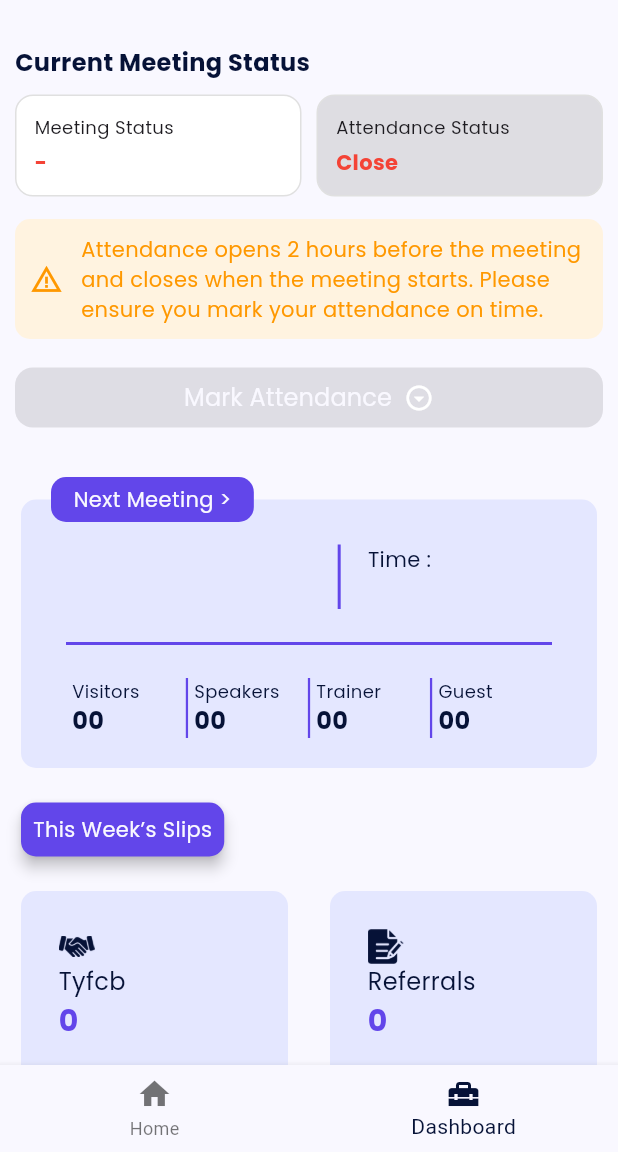
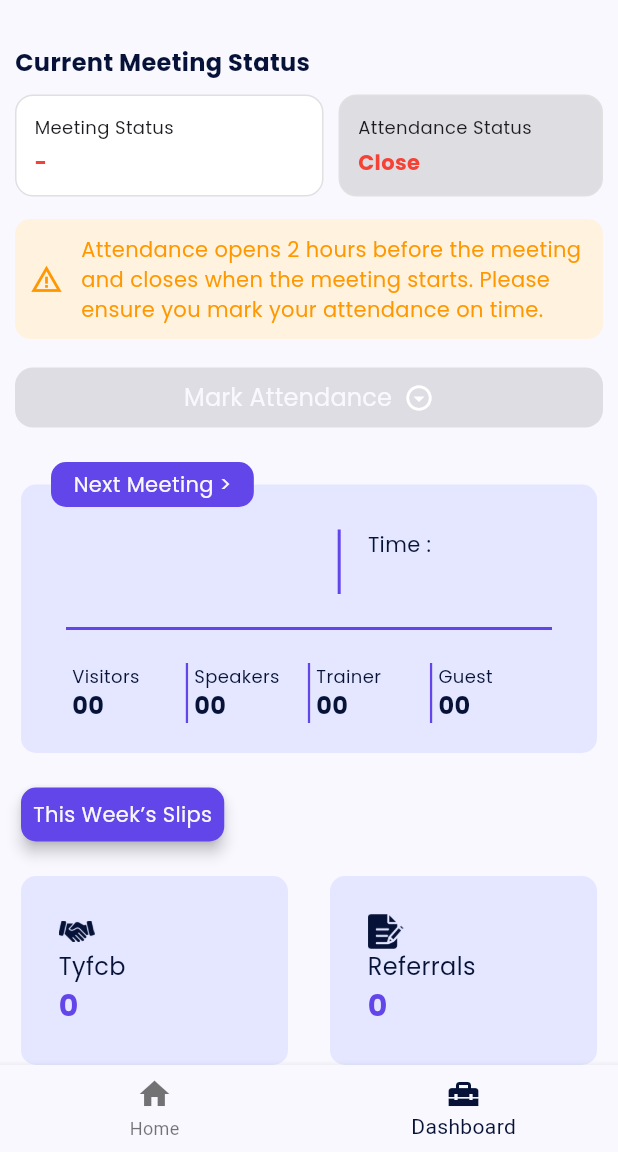
Before and after one commit to Pradipjadav05/dhiyodha_pj, a Flutter app: the HomePage screen opened by its route, item 2 of the bottom bar chosen, on a phone screen of 412 x 824 dp, the part 84-1236 px from its top. Run offline on Flutter 3.47's test engine with Material 3 defaults, Android fonts, the phone set to English and light mode, and no system bars; our stand-ins replace cached_network_image, carousel_slider, connectivity_plus, country_code_picker, expandable, flutter_markdown and 8 more; missing offline and left inert: flutter_inappwebview, loadmore, markdown; accounts and stored records are empty; network calls fail.

Commit message:
meeting + attendance module changes

```diff
--- a/lib/view/pages/home_page.dart
+++ b/lib/view/pages/home_page.dart
@@ -1285,7 +1285,8 @@ class HomePageState extends State<HomePage> {
   }
 
   Widget _currentMeetingStatus(HomeViewModel homeVM) {
-    final isOpen = (homeVM.nextMeeting?.status ?? "").toUpperCase() == "OPEN";
+    final isOpen =
+        (homeVM.nextMeeting?.status ?? "").toUpperCase() == "ATTENDANCE_OPEN";
 
     return Obx(() {
       return Column(
@@ -1306,6 +1307,7 @@ class HomePageState extends State<HomePage> {
           Row(
             children: [
               Expanded(
+                flex: 7,
                 child: _statusCard(
                   title: "meeting_status".tr,
                   value: homeVM.nextMeeting?.status ?? "-",
@@ -1314,6 +1316,7 @@ class HomePageState extends State<HomePage> {
               ),
               SizedBox(width: 10),
               Expanded(
+                flex: 6,
                 child: _statusCard(
                   title: "attendance_status".tr,
                   value: isOpen ? "open".tr : "close".tr,
@@ -1324,10 +1327,9 @@ class HomePageState extends State<HomePage> {
             ],
           ),
 
-          SizedBox(height: 15),
-
           /// Closed Message
-          if (!isOpen)
+          if (!isOpen) ...[
+            SizedBox(height: 15),
             Container(
               padding: EdgeInsets.all(10),
               decoration: BoxDecoration(
@@ -1351,7 +1353,7 @@ class HomePageState extends State<HomePage> {
                 ],
               ),
             ),
-
+          ],
           SizedBox(height: 15),
 
           /// Mark Attendance Button
@@ -1389,9 +1391,8 @@ class HomePageState extends State<HomePage> {
             ),
           ),
 
-          SizedBox(height: 10),
-
-          if (homeVM.showMeetingDetails.value && isOpen)
+          if (homeVM.showMeetingDetails.value && isOpen) ...[
+            SizedBox(height: 10),
             Container(
               padding: EdgeInsets.all(12),
               decoration: BoxDecoration(
@@ -1429,13 +1430,13 @@ class HomePageState extends State<HomePage> {
                         ),
                       ),
                       onPressed: () async {
-                        String? error = await homeVM.markAttendance();
-
-                        if (error == null) {
-                          showSnackBar("attendance_error".tr, isError: false);
-                        } else {
-                          showSnackBar(error, isError: true);
-                        }
+                       await homeVM.markAttendance();
+
+                        // if (error == null) {
+                        //   showSnackBar("attendance_error".tr, isError: false);
+                        // } else {
+                        //   showSnackBar(error, isError: false);
+                        // }
                       },
                       child: Text(
                         "add_my_attendance".tr,
@@ -1447,6 +1448,7 @@ class HomePageState extends State<HomePage> {
                 ],
               ),
             ),
+          ],
         ],
       );
     });
```
Also changed, not shown: lib/viewModel/home_viewmodel.dart (+7 -7 lines).
